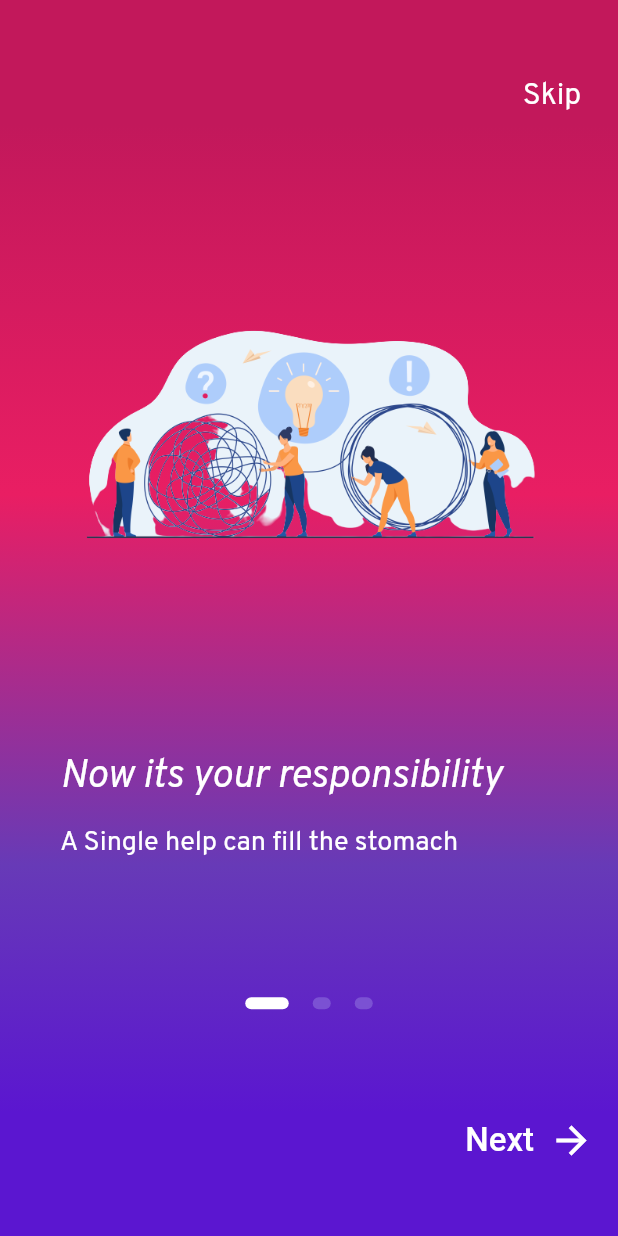
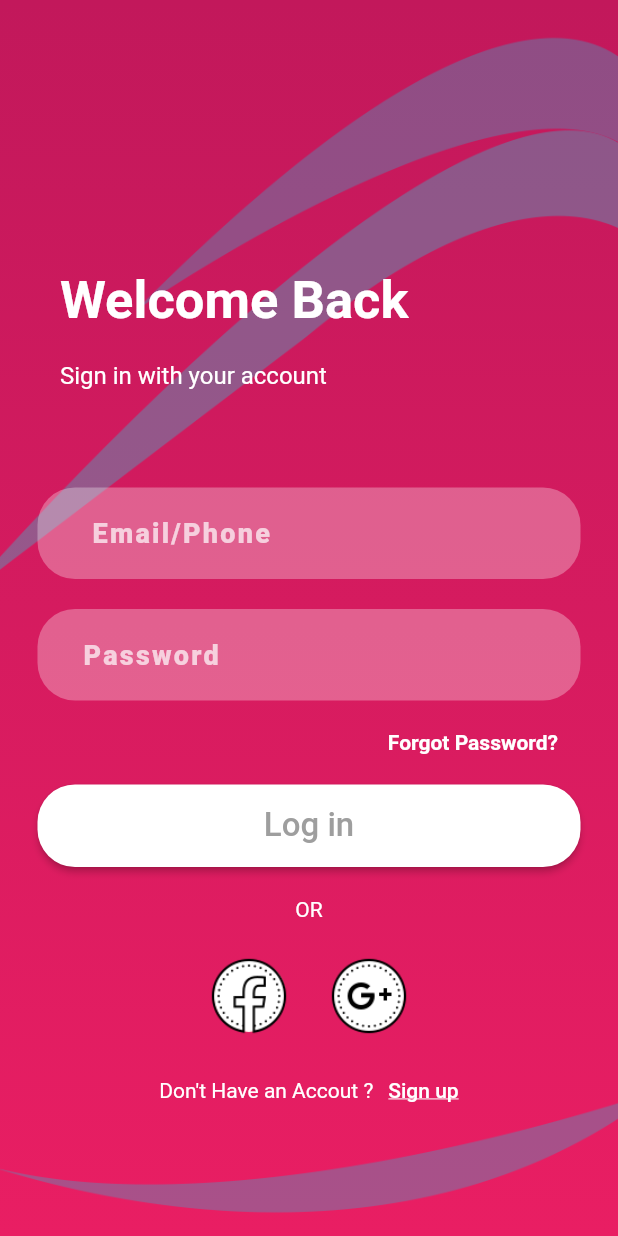
Before and after one commit to ebuddiess/strayHunger, a Flutter app: the screen it shows after launch, after a tap on "Skip", on a phone screen of 412 x 824 dp. Run offline on Flutter 3.47's test engine with Material 2 defaults, Android fonts, the phone set to English and light mode, and no system bars; our stand-ins replace flutter_svg.

Commit message:
login signup attached routes pointed ui work remaining

```diff
--- a/lib/main.dart
+++ b/lib/main.dart
@@ -1,10 +1,14 @@
 import 'package:flutter/material.dart';
 import 'package:minor/screens/DemoScreen.dart';
+import 'package:minor/screens/authScreens/loginScreen.dart';
+import 'package:minor/screens/authScreens/signupScreen.dart';
 import 'package:minor/screens/introscreen.dart';
 import 'package:minor/screens/splash_screen.dart';
 
 var routes = <String, WidgetBuilder>{
   "/intro": (BuildContext context) => IntroScreen(),
+  "/login": (BuildContext context) => Loginscreen(),
+  "/signup": (BuildContext context) => SignUpScreen(),
 };
 
 void main() => runApp(new MaterialApp(
--- /dev/null
+++ b/lib/screens/authScreens/loginScreen.dart
@@ -0,0 +1,168 @@
+import 'dart:ui';
+
+import 'package:flutter/material.dart';
+import 'package:minor/screens/authScreens/signupScreen.dart';
+import 'package:minor/widgets/customTextField.dart';
+
+class Loginscreen extends StatelessWidget {
+  @override
+  Widget build(BuildContext context) {
+    return Scaffold(
+      resizeToAvoidBottomInset: false,
+      body: Container(
+        decoration: BoxDecoration(
+          image: DecorationImage(
+              image: AssetImage('assets/background.png'), fit: BoxFit.cover),
+          gradient: LinearGradient(colors: [
+            Theme.of(context).primaryColor,
+            Theme.of(context).accentColor
+          ], begin: Alignment.bottomCenter, end: Alignment.topCenter),
+        ),
+        child: Center(
+          child: Column(
+            children: <Widget>[
+              SizedBox(
+                height: 180,
+              ),
+              Row(
+                children: <Widget>[
+                  SizedBox(
+                    width: 40,
+                  ),
+                  Text(
+                    'Welcome Back',
+                    style: TextStyle(
+                        color: Colors.white,
+                        fontWeight: FontWeight.bold,
+                        fontSize: 35),
+                  ),
+                ],
+              ),
+              SizedBox(
+                height: 20,
+              ),
+              Row(
+                children: <Widget>[
+                  SizedBox(
+                    width: 40,
+                  ),
+                  Text(
+                    'Sign in with your account',
+                    style: TextStyle(color: Colors.white, fontSize: 16),
+                  )
+                ],
+              ),
+              SizedBox(
+                height: 65,
+              ),
+              CustomTextField(
+                issecured: false,
+                hint: '    Email/Phone',
+              ),
+              SizedBox(
+                height: 20,
+              ),
+              CustomTextField(
+                hint: '   Password',
+                issecured: true,
+              ),
+              SizedBox(
+                height: 20,
+              ),
+              Row(
+                mainAxisAlignment: MainAxisAlignment.end,
+                children: <Widget>[
+                  GestureDetector(
+                    onTap: () {},
+                    child: Container(
+                      child: Text(
+                        'Forgot Password?',
+                        style: TextStyle(
+                            color: Colors.white, fontWeight: FontWeight.w700),
+                      ),
+                    ),
+                  ),
+                  SizedBox(
+                    width: 40,
+                  )
+                ],
+              ),
+              SizedBox(
+                height: 20,
+              ),
+              Padding(
+                padding: const EdgeInsets.only(left: 25, right: 25),
+                child: ButtonTheme(
+                    buttonColor: Colors.white,
+                    minWidth: MediaQuery.of(context).size.width,
+                    height: 55,
+                    child: RaisedButton(
+                      onPressed: () {},
+                      child: Text(
+                        'Log in',
+                        style: TextStyle(color: Colors.grey, fontSize: 22),
+                      ),
+                      shape: RoundedRectangleBorder(
+                          borderRadius: BorderRadius.circular(25)),
+                    )),
+              ),
+              SizedBox(
+                height: 20,
+              ),
+              Center(
+                child: Text(
+                  'OR',
+                  style: TextStyle(color: Colors.white),
+                ),
+              ),
+              SizedBox(
+                height: 20,
+              ),
+              Container(
+                height: 60,
+                child: Row(
+                  mainAxisAlignment: MainAxisAlignment.center,
+                  children: <Widget>[
+                    Image(image: AssetImage('assets/fb.png')),
+                    SizedBox(
+                      width: 20,
+                    ),
+                    Image(image: AssetImage('assets/google.png'))
+                  ],
+                ),
+              ),
+              SizedBox(
+                height: 25,
+              ),
+              Row(
+                mainAxisAlignment: MainAxisAlignment.center,
+                children: <Widget>[
+                  Text(
+                    "Don't Have an Accout ?",
+                    style: TextStyle(color: Colors.white),
+                  ),
+                  SizedBox(
+                    width: 10,
+                  ),
+                  GestureDetector(
+                    onTap: () {
+                      Navigator.push(context,
+                          MaterialPageRoute(builder: (ctx) => SignUpScreen()));
+                    },
+                    child: Text(
+                      'Sign up',
+                      style: TextStyle(
+                          decoration: TextDecoration.underline,
+                          fontWeight: FontWeight.w500,
+                          color: Colors.white),
+                    ),
+                  )
+                ],
+              )
+            ],
+          ),
+        ),
+      ),
+    );
+  }
+}
--- a/lib/screens/introscreen.dart
+++ b/lib/screens/introscreen.dart
@@ -1,6 +1,7 @@
 import 'package:flutter/material.dart';
 import 'package:flutter/services.dart';
 import 'package:minor/utility/color_manager.dart';
+import 'package:minor/utility/my_navigator.dart';
 
 class IntroScreen extends StatefulWidget {
   @override
@@ -60,7 +61,7 @@ class _IntroScreenState extends State<IntroScreen> {
                 Container(
                   alignment: Alignment.centerRight,
                   child: FlatButton(
-                    onPressed: () => print('Skip'),
+                    onPressed: () => MyNavigator.goToSignIn(context),
                     child: Text(
                       'Skip',
                       style: TextStyle(
@@ -219,7 +220,7 @@ class _IntroScreenState extends State<IntroScreen> {
               width: double.infinity,
               color: Colors.white,
               child: GestureDetector(
-                onTap: () => print('Get started'),
+                onTap: () => MyNavigator.goToSignIn(context),
                 child: Center(
                   child: Padding(
                     padding: EdgeInsets.only(bottom: 30.0),
--- a/lib/screens/splash_screen.dart
+++ b/lib/screens/splash_screen.dart
@@ -14,7 +14,7 @@ class _SplashScreenState extends State<SplashScreen> {
   @override
   void initState() {
     super.initState();
-    Timer(Duration(seconds: 1), () => MyNavigator.goToIntro(context));
+    Timer(Duration(seconds: 5), () => MyNavigator.goToIntro(context));
   }
 
   @override
--- a/lib/utility/my_navigator.dart
+++ b/lib/utility/my_navigator.dart
@@ -4,4 +4,12 @@ class MyNavigator {
   static void goToIntro(BuildContext context) {
     Navigator.pushNamed(context, "/intro");
   }
+
+  static void goToSignIn(BuildContext context) {
+    Navigator.pushNamed(context, "/login");
+  }
+
+  static void goToSignUP(BuildContext context) {
+    Navigator.pushNamed(context, "/signup");
+  }
 }
--- /dev/null
+++ b/lib/widgets/customTextField.dart
@@ -0,0 +1,42 @@
+import 'package:flutter/material.dart';
+
+class CustomTextField extends StatelessWidget {
+  String hint;
+  bool issecured;
+
+  CustomTextField({this.hint, this.issecured});
+
+  @override
+  Widget build(BuildContext context) {
+    return Padding(
+        padding: const EdgeInsets.only(left: 25, right: 25),
+        child: TextField(
+          obscureText: issecured,
+          cursorColor: Colors.white,
+          style: TextStyle(color: Colors.white),
+          decoration: InputDecoration(
+              disabledBorder: OutlineInputBorder(
+                borderSide: BorderSide(color: Colors.transparent),
+                borderRadius: BorderRadius.circular(25),
+              ),
+              hintText: hint,
+              hintStyle: TextStyle(
+                  fontSize: 18,
+                  letterSpacing: 1.5,
+                  color: Colors.white70,
+                  fontWeight: FontWeight.w900),
+              filled: true,
+              hoverColor: Colors.transparent,
+              focusColor: Colors.transparent,
+              fillColor: Colors.white.withOpacity(.3),
+              border: OutlineInputBorder(
+                borderSide: BorderSide(color: Colors.transparent),
+                borderRadius: BorderRadius.circular(25),
+              ),
+              enabledBorder: OutlineInputBorder(
+                borderSide: BorderSide(color: Colors.transparent),
+                borderRadius: BorderRadius.circular(25),
+              )),
+        ));
+  }
+}
```
Also changed, not shown: lib/screens/authScreens/signupScreen.dart (added, +91 -0 lines), assets/background.png (added), assets/fb.png (added), assets/google.png (added).
